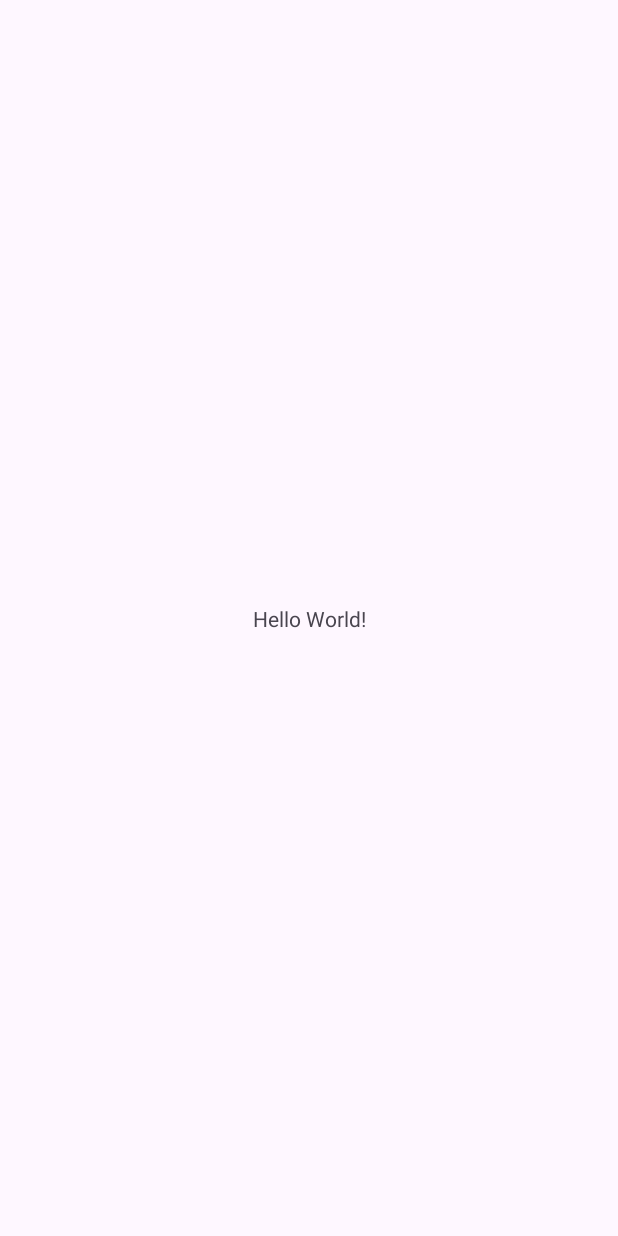
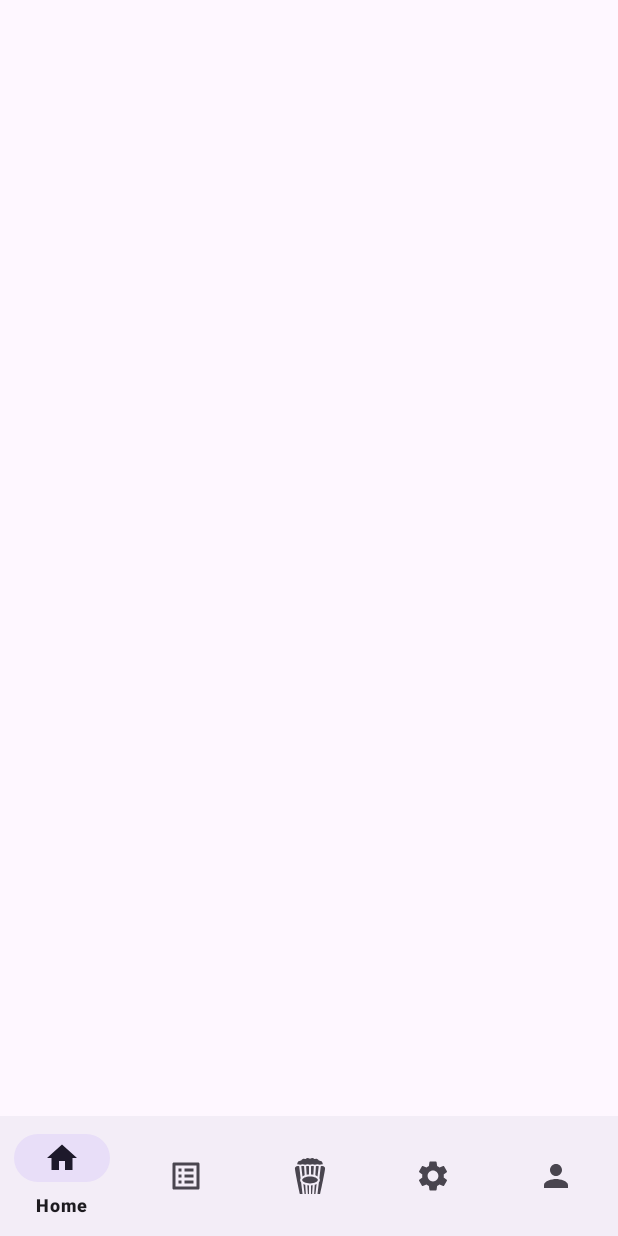
Before and after one commit to ErkinAl/E-Bilot, an Android app: the screen it shows after launch (MainActivity), on a phone screen of 412 x 824 dp. Before the commit the screen is almost empty. Run offline under Robolectric (Android 15) with nearby library versions, the phone set to English and light mode, and no system bars.

Commit message:
bottom navigation bar added

```diff
--- a/app/build.gradle.kts
+++ b/app/build.gradle.kts
@@ -4,7 +4,7 @@ plugins {
 
 android {
     namespace = "com.example.e_bilot"
-    compileSdk = 33
+    compileSdk = 34
 
     defaultConfig {
         applicationId = "com.example.e_bilot"
@@ -29,6 +29,10 @@ android {
         sourceCompatibility = JavaVersion.VERSION_1_8
         targetCompatibility = JavaVersion.VERSION_1_8
     }
+
+    buildFeatures {
+        viewBinding = true
+    }
 }
 
 dependencies {
--- a/app/src/main/java/com/example/e_bilot/MainActivity.java
+++ b/app/src/main/java/com/example/e_bilot/MainActivity.java
@@ -1,14 +1,62 @@
 package com.example.e_bilot;
 
 import androidx.appcompat.app.AppCompatActivity;
+import androidx.fragment.app.Fragment;
+import androidx.fragment.app.FragmentManager;
+import androidx.fragment.app.FragmentTransaction;
 
 import android.os.Bundle;
+import android.view.Menu;
+import android.view.MenuInflater;
+import com.example.e_bilot.R;
+import com.example.e_bilot.databinding.ActivityMainBinding;
 
 public class MainActivity extends AppCompatActivity {
+
+    ActivityMainBinding binding;
+
+    final int HOME_ID = R.id.home;
+    final int SAVED_MOVIES_ID = R.id.saved_movies;
+    final int MOVIES_ID = R.id.movies;
+    final int SETTINGS_ID = R.id.settings;
+    final int PROFILE_ID = R.id.profile;
 
     @Override
     protected void onCreate(Bundle savedInstanceState) {
         super.onCreate(savedInstanceState);
-        setContentView(R.layout.activity_main);
+
+
+        binding = ActivityMainBinding.inflate(getLayoutInflater());
+        setContentView(binding.getRoot());
+
+        binding.bottomNavigationView.setOnItemSelectedListener(item -> {
+            int itemId = item.getItemId();
+
+            if (itemId == HOME_ID){
+                //replaceFragment(new MovieDetailFragment());
+            }
+            else if(itemId == SAVED_MOVIES_ID){
+
+            }
+            else if(itemId == MOVIES_ID){
+
+            }
+            else if(itemId == SETTINGS_ID){
+
+            }
+            else if(itemId == PROFILE_ID){
+
+            }
+
+            return true;
+        });
     }
+
+    private void replaceFragment(Fragment fragment){
+        FragmentManager fragmentManager = getSupportFragmentManager();
+        FragmentTransaction fragmentTransaction = fragmentManager.beginTransaction();
+        fragmentTransaction.replace(R.id.frame_layout, fragment);
+        fragmentTransaction.commit();
+    }
+
 }
--- /dev/null
+++ b/app/src/main/res/drawable/baseline_home_24.xml
@@ -0,0 +1,5 @@
+<vector android:height="24dp" android:tint="#000000"
+    android:viewportHeight="24" android:viewportWidth="24"
+    android:width="24dp" xmlns:android="http://schemas.android.com/apk/res/android">
+    <path android:fillColor="@android:color/white" android:pathData="M10,20v-6h4v6h5v-8h3L12,3 2,12h3v8z"/>
+</vector>
--- /dev/null
+++ b/app/src/main/res/drawable/baseline_list_alt_24.xml
@@ -0,0 +1,5 @@
+<vector android:autoMirrored="true" android:height="24dp"
+    android:tint="#000000" android:viewportHeight="24"
+    android:viewportWidth="24" android:width="24dp" xmlns:android="http://schemas.android.com/apk/res/android">
+    <path android:fillColor="@android:color/white" android:pathData="M19,5v14L5,19L5,5h14m1.1,-2L3.9,3c-0.5,0 -0.9,0.4 -0.9,0.9v16.2c0,0.4 0.4,0.9 0.9,0.9h16.2c0.4,0 0.9,-0.5 0.9,-0.9L21,3.9c0,-0.5 -0.5,-0.9 -0.9,-0.9zM11,7h6v2h-6L11,7zM11,11h6v2h-6v-2zM11,15h6v2h-6zM7,7h2v2L7,9zM7,11h2v2L7,13zM7,15h2v2L7,17z"/>
+</vector>
--- /dev/null
+++ b/app/src/main/res/drawable/baseline_settings_24.xml
@@ -0,0 +1,5 @@
+<vector android:height="24dp" android:tint="#000000"
+    android:viewportHeight="24" android:viewportWidth="24"
+    android:width="24dp" xmlns:android="http://schemas.android.com/apk/res/android">
+    <path android:fillColor="@android:color/white" android:pathData="M19.14,12.94c0.04,-0.3 0.06,-0.61 0.06,-0.94c0,-0.32 -0.02,-0.64 -0.07,-0.94l2.03,-1.58c0.18,-0.14 0.23,-0.41 0.12,-0.61l-1.92,-3.32c-0.12,-0.22 -0.37,-0.29 -0.59,-0.22l-2.39,0.96c-0.5,-0.38 -1.03,-0.7 -1.62,-0.94L14.4,2.81c-0.04,-0.24 -0.24,-0.41 -0.48,-0.41h-3.84c-0.24,0 -0.43,0.17 -0.47,0.41L9.25,5.35C8.66,5.59 8.12,5.92 7.63,6.29L5.24,5.33c-0.22,-0.08 -0.47,0 -0.59,0.22L2.74,8.87C2.62,9.08 2.66,9.34 2.86,9.48l2.03,1.58C4.84,11.36 4.8,11.69 4.8,12s0.02,0.64 0.07,0.94l-2.03,1.58c-0.18,0.14 -0.23,0.41 -0.12,0.61l1.92,3.32c0.12,0.22 0.37,0.29 0.59,0.22l2.39,-0.96c0.5,0.38 1.03,0.7 1.62,0.94l0.36,2.54c0.05,0.24 0.24,0.41 0.48,0.41h3.84c0.24,0 0.44,-0.17 0.47,-0.41l0.36,-2.54c0.59,-0.24 1.13,-0.56 1.62,-0.94l2.39,0.96c0.22,0.08 0.47,0 0.59,-0.22l1.92,-3.32c0.12,-0.22 0.07,-0.47 -0.12,-0.61L19.14,12.94zM12,15.6c-1.98,0 -3.6,-1.62 -3.6,-3.6s1.62,-3.6 3.6,-3.6s3.6,1.62 3.6,3.6S13.98,15.6 12,15.6z"/>
+</vector>
--- /dev/null
+++ b/app/src/main/res/drawable/baseline_user_24.xml
@@ -0,0 +1,5 @@
+<vector android:height="24dp" android:tint="#000000"
+    android:viewportHeight="24" android:viewportWidth="24"
+    android:width="24dp" xmlns:android="http://schemas.android.com/apk/res/android">
+    <path android:fillColor="@android:color/white" android:pathData="M12,12c2.21,0 4,-1.79 4,-4s-1.79,-4 -4,-4 -4,1.79 -4,4 1.79,4 4,4zM12,14c-2.67,0 -8,1.34 -8,4v2h16v-2c0,-2.66 -5.33,-4 -8,-4z"/>
+</vector>
--- /dev/null
+++ b/app/src/main/res/drawable/popcorn_24.xml
@@ -0,0 +1,15 @@
+<vector android:height="24dp" android:viewportHeight="297"
+    android:viewportWidth="297" android:width="24dp" xmlns:android="http://schemas.android.com/apk/res/android">
+    <path android:fillColor="#000000" android:pathData="M210.24,297h19.06c1.49,0 2.75,-1.02 3.08,-2.47c1.45,-6.53 35.43,-160.39 40.46,-208.25c0.48,-4.58 -1.1,-9.15 -4.44,-12.86c-4.48,-4.97 -11.54,-7.94 -18.89,-7.94c-4.3,0 -8.47,1.04 -12.1,2.98l-11.66,98.11c2.71,4.61 4.13,9.54 4.13,14.67c0,7.31 -2.87,14.23 -8.3,20.39L210.24,297z"/>
+    <path android:fillColor="#000000" android:pathData="M168.7,65.48c-4.18,0 -8.24,1 -11.8,2.84v68.06c6.54,0.36 12.91,1.13 19,2.29l4.41,-70.44C176.8,66.45 172.81,65.48 168.7,65.48z"/>
+    <path android:fillColor="#000000" android:pathData="M140.1,68.32c-3.56,-1.84 -7.62,-2.84 -11.8,-2.84c-4.11,0 -8.1,0.97 -11.61,2.75l4.41,70.44c6.09,-1.16 12.46,-1.93 19,-2.29V68.32z"/>
+    <path android:fillColor="#000000" android:pathData="M83.92,181.24c0,13.35 27.62,28.29 64.58,28.29c36.96,0 64.58,-14.94 64.58,-28.29c0,-13.35 -27.62,-28.29 -64.58,-28.29C111.54,152.95 83.92,167.88 83.92,181.24z"/>
+    <path android:fillColor="#000000" android:pathData="M220.53,68.14c-3.47,-1.72 -7.39,-2.66 -11.43,-2.66c-4.25,0 -8.37,1.02 -11.97,2.92l-4.68,74.62c4.04,1.39 7.87,2.98 11.42,4.77c2.4,1.21 4.64,2.5 6.73,3.84L220.53,68.14z"/>
+    <path android:fillColor="#000000" android:pathData="M59.59,68.46c-3.63,-1.94 -7.8,-2.98 -12.1,-2.98c-7.35,0 -14.41,2.97 -18.89,7.94c-3.35,3.72 -4.92,8.28 -4.44,12.86c5.03,47.86 39.01,201.72 40.46,208.24c0.32,1.45 1.59,2.47 3.08,2.47h19.06l-11.34,-95.37c-5.43,-6.16 -8.3,-13.08 -8.3,-20.39c0,-5.12 1.42,-10.05 4.13,-14.66L59.59,68.46z"/>
+    <path android:fillColor="#000000" android:pathData="M87.9,65.48c-4.04,0 -7.96,0.94 -11.43,2.66l9.92,83.5c2.09,-1.35 4.32,-2.63 6.73,-3.84c3.55,-1.79 7.38,-3.38 11.42,-4.77l-4.68,-74.62C96.27,66.5 92.15,65.48 87.9,65.48z"/>
+    <path android:fillColor="#000000" android:pathData="M103.68,297h10.52l-4.76,-75.99c-5.55,-1.63 -10.75,-3.61 -15.49,-5.93L103.68,297z"/>
+    <path android:fillColor="#000000" android:pathData="M47.5,50.78c7.18,0 14.18,1.88 20.2,5.37c6.02,-3.49 13.02,-5.37 20.2,-5.37c7.18,0 14.18,1.88 20.2,5.37c6.02,-3.49 13.02,-5.37 20.2,-5.37c7.18,0 14.18,1.88 20.2,5.37c6.02,-3.49 13.02,-5.37 20.2,-5.37c7.18,0 14.18,1.88 20.2,5.37c6.02,-3.49 13.02,-5.37 20.2,-5.37c7.18,0 14.18,1.88 20.2,5.37c6.02,-3.49 13.02,-5.37 20.2,-5.37c2.53,0 5.04,0.25 7.5,0.7c-0.02,-0.02 -0.04,-0.04 -0.06,-0.06c-1.36,-1.39 -2.77,-2.82 -3.35,-3.79c-0.35,-0.62 -0.86,-2.7 -1.2,-4.08c-1.2,-4.88 -2.85,-11.56 -8.7,-16.3c-4.84,-3.93 -10.62,-4.47 -15.26,-4.91c-1.91,-0.18 -4.53,-0.43 -5.37,-0.85c-0.64,-0.41 -2.11,-2.15 -3.08,-3.3c-2.88,-3.42 -6.83,-8.09 -13,-10.13c-5.64,-1.86 -11.05,-0.67 -15.39,0.29c-1.72,0.38 -4.31,0.95 -5.07,0.82c-0.75,-0.23 -2.67,-1.62 -3.94,-2.53c-3.69,-2.66 -8.29,-5.96 -14.45,-6.55c-5.89,-0.56 -10.87,1.71 -14.89,3.55c-1.55,0.71 -3.9,1.78 -4.72,1.83c-0.85,-0.04 -3.2,-1.12 -4.76,-1.83c-4.01,-1.83 -9.01,-4.1 -14.89,-3.54c-6.16,0.59 -10.76,3.9 -14.45,6.55c-1.27,0.91 -3.19,2.3 -3.85,2.51c-0.87,0.15 -3.45,-0.42 -5.17,-0.8c-4.34,-0.96 -9.75,-2.15 -15.39,-0.29c-6.16,2.03 -10.11,6.71 -13,10.13c-0.97,1.15 -2.44,2.89 -3,3.26c-0.93,0.47 -3.54,0.72 -5.45,0.9c-4.64,0.44 -10.42,0.98 -15.26,4.91c-5.85,4.74 -7.5,11.43 -8.7,16.3c-0.34,1.38 -0.85,3.46 -1.2,4.07c-0.59,0.98 -2,2.41 -3.36,3.8c-0.02,0.02 -0.04,0.04 -0.06,0.06C42.46,51.03 44.97,50.78 47.5,50.78z"/>
+    <path android:fillColor="#000000" android:pathData="M193.32,297l9.74,-81.92c-4.74,2.32 -9.94,4.3 -15.49,5.93L182.81,297H193.32z"/>
+    <path android:fillColor="#000000" android:pathData="M165.97,297l4.53,-72.27c-4.42,0.66 -8.97,1.12 -13.6,1.37V297H165.97z"/>
+    <path android:fillColor="#000000" android:pathData="M140.1,297v-70.9c-4.63,-0.25 -9.18,-0.71 -13.6,-1.37l4.53,72.27H140.1z"/>
+</vector>
--- a/app/src/main/res/layout/activity_main.xml
+++ b/app/src/main/res/layout/activity_main.xml
@@ -6,13 +6,25 @@
     android:layout_height="match_parent"
     tools:context=".MainActivity">
 
-    <TextView
-        android:layout_width="wrap_content"
+
+    <FrameLayout
+        android:id="@+id/frame_layout"
+        android:layout_width="0dp"
+        android:layout_height="0dp"
+        app:layout_constraintBottom_toTopOf="@id/bottomNavigationView"
+        app:layout_constraintEnd_toEndOf="parent"
+        app:layout_constraintStart_toStartOf="parent"
+        app:layout_constraintTop_toTopOf="parent">
+
+    </FrameLayout>
+
+    <com.google.android.material.bottomnavigation.BottomNavigationView
+        android:id="@+id/bottomNavigationView"
+        android:layout_width="match_parent"
         android:layout_height="wrap_content"
-        android:text="Hello World!"
         app:layout_constraintBottom_toBottomOf="parent"
         app:layout_constraintEnd_toEndOf="parent"
         app:layout_constraintStart_toStartOf="parent"
-        app:layout_constraintTop_toTopOf="parent" />
+        app:menu="@menu/bottom_nav_menu"/>
 
 </androidx.constraintlayout.widget.ConstraintLayout>
--- /dev/null
+++ b/app/src/main/res/menu/bottom_nav_menu.xml
@@ -0,0 +1,30 @@
+<?xml version="1.0" encoding="utf-8"?>
+<menu xmlns:android="http://schemas.android.com/apk/res/android">
+
+    <item
+        android:title="Home"
+        android:id="@+id/home"
+        android:icon="@drawable/baseline_home_24"/>
+
+    <item
+        android:title="Saved"
+        android:id="@+id/saved_movies"
+        android:icon="@drawable/baseline_list_alt_24"/>
+
+    <item
+        android:title="Movies"
+        android:id="@+id/movies"
+        android:icon="@drawable/popcorn_24"/>
+
+    <item
+        android:title="Settings"
+        android:id="@+id/settings"
+        android:icon="@drawable/baseline_settings_24"/>
+
+    <item
+        android:title="Profile"
+        android:id="@+id/profile"
+        android:icon="@drawable/baseline_user_24"/>
+
+
+</menu>
--- a/app/src/main/res/values/colors.xml
+++ b/app/src/main/res/values/colors.xml
@@ -2,4 +2,7 @@
 <resources>
     <color name="black">#FF000000</color>
     <color name="white">#FFFFFFFF</color>
+    <color name="red">#B22222</color>
+    <color name="lightred">#C92C3B</color>
+    <color name="gray">#606060</color>
 </resources>
--- a/app/src/main/res/values/strings.xml
+++ b/app/src/main/res/values/strings.xml
@@ -1,3 +1,5 @@
 <resources>
     <string name="app_name">E-Bilot</string>
+    <!-- TODO: Remove or change this placeholder text -->
+    <string name="hello_blank_fragment">Hello blank fragment</string>
 </resources>
```
Also changed, not shown: app/src/main/java/com/example/e_bilot/MovieDetailFragment.java (added, +64 -0 lines), app/src/main/res/layout/fragment_movie_detail_fragment.xml (added, +12 -0 lines), app/src/main/home_bg-playstore.png (added), app/src/main/res/mipmap-hdpi/home_bg_background.png (added), app/src/main/res/mipmap-mdpi/home_bg_background.png (added), app/src/main/res/mipmap-xhdpi/home_bg_background.png (added), app/src/main/res/mipmap-xxhdpi/home_bg_background.png (added), app/src/main/res/mipmap-xxxhdpi/home_bg_background.png (added).
